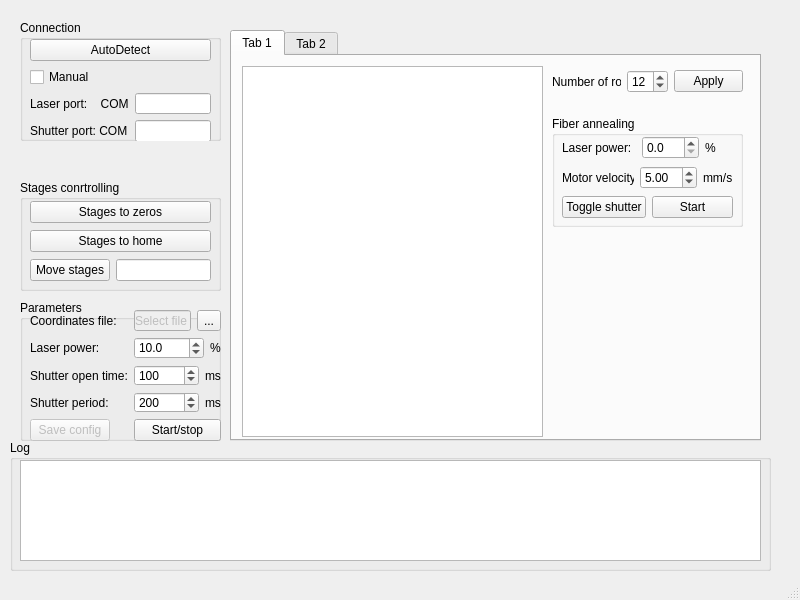
Qt form ui/MainWindow.ui (al509/LabSoft) before a commit.
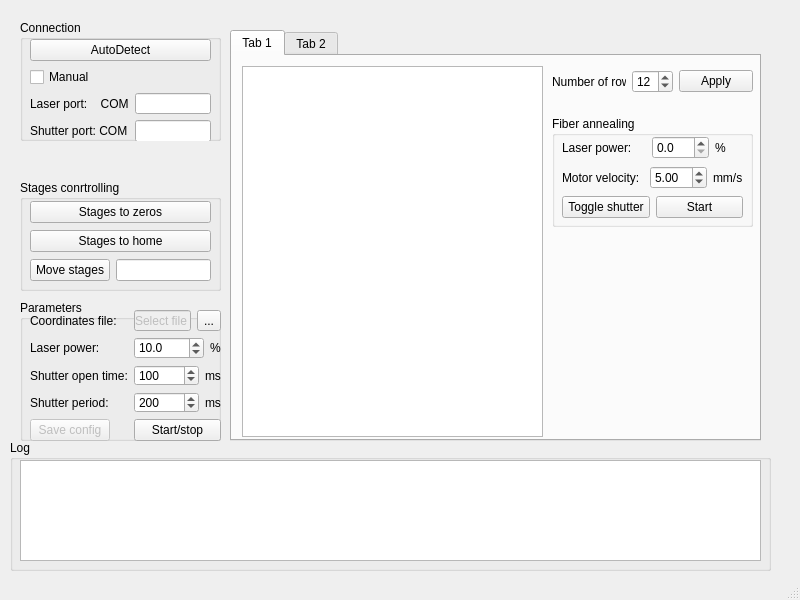
The same form after that commit.

The edit to the form file:
```diff
--- a/ui/MainWindow.ui
+++ b/ui/MainWindow.ui
@@ -344,7 +344,7 @@
        <rect>
         <x>320</x>
         <y>10</y>
-        <width>191</width>
+        <width>201</width>
         <height>31</height>
        </rect>
       </property>
@@ -377,7 +377,7 @@
        <rect>
         <x>320</x>
         <y>60</y>
-        <width>191</width>
+        <width>201</width>
         <height>111</height>
        </rect>
       </property>
@@ -389,7 +389,7 @@
         <rect>
          <x>10</x>
          <y>19</y>
-         <width>171</width>
+         <width>181</width>
          <height>83</height>
         </rect>
        </property>
```
